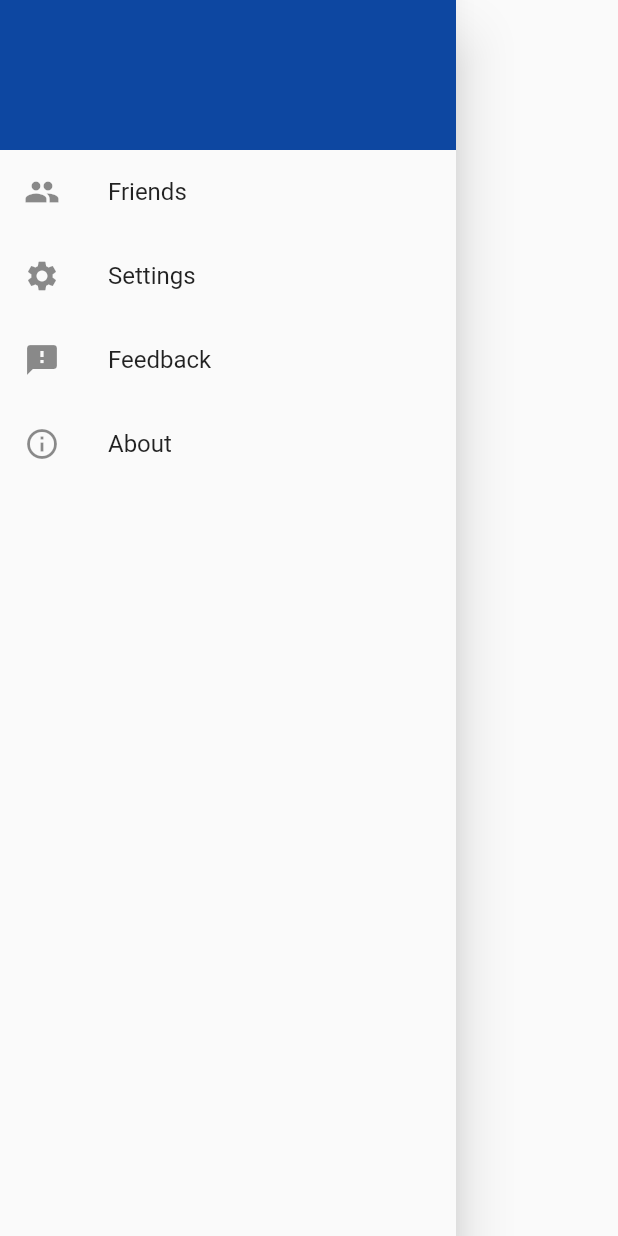
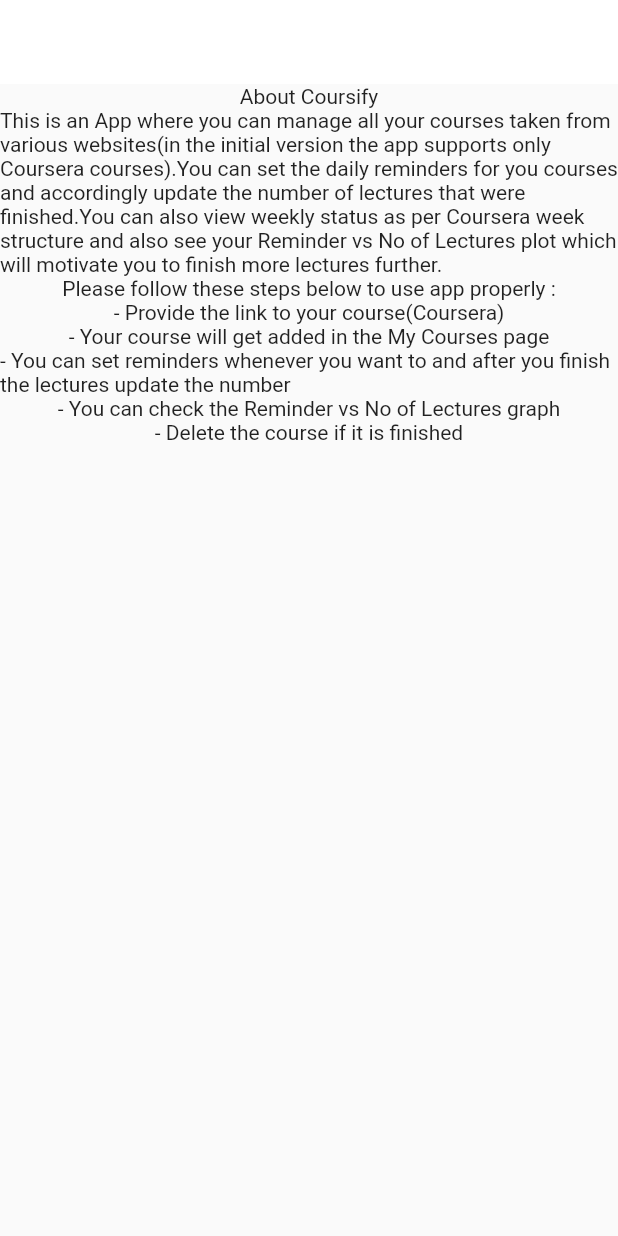
Before and after one commit to Shyam6/CoursifyApp, a Flutter app: what drawer() shows on an empty page, opened directly, after a tap on "About", on a phone screen of 412 x 824 dp. Run offline on Flutter 3.47's test engine with Material 2 defaults, Android fonts, the light colour scheme and no system bars; our stand-ins replace shared_preferences, syncfusion_flutter_charts, toast; missing offline and left inert: flutter_alarm_clock; accounts and stored records are empty.

Commit message:
Few files added

```diff
--- /dev/null
+++ b/lib/screens/about.dart
@@ -0,0 +1,30 @@
+import 'package:flutter/material.dart';
+
+class aboutPage extends StatelessWidget {
+  const aboutPage({ Key? key }) : super(key: key);
+
+  @override
+  Widget build(BuildContext context) {
+    return SafeArea(child: Scaffold(
+      appBar: AppBar(
+        backgroundColor: Colors.white,
+        elevation: 0,
+      ),
+      body: Center(
+        child:Container(
+          child:Column(
+            children:[Text('About Coursify'),
+            Text('This is an App where you can manage all your courses taken from various websites(in the initial version the app supports only Coursera courses).You can set the daily reminders for you courses and accordingly update the number of lectures that were finished.You can also view weekly status as per Coursera week structure and also see your Reminder vs No of Lectures plot which will motivate you to finish more lectures further.'),
+            Text('Please follow these steps below to use app properly :'),
+            Text('- Provide the link to your course(Coursera)'),
+            Text('- Your course will get added in the My Courses page'),
+            Text('- You can set reminders whenever you want to and after you finish the lectures update the number'),
+             Text('- You can check the Reminder vs No of Lectures graph'),
+             Text('- Delete the course if it is finished'),
+            ]
+          )
+        ),)
+
+    ));
+  }
+}
```
Also changed, not shown: lib/screens/settings.dart (added, +28 -0 lines), lib/widget.dart/drawer.dart (+16 -3 lines).
